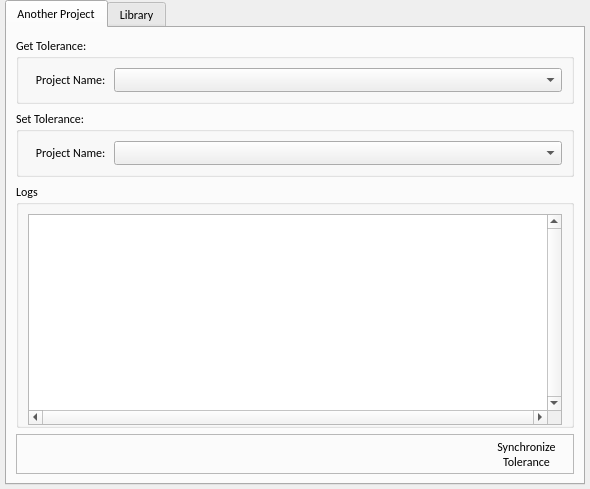
This is gui/main_window.ui in Skorpi86/SPI_Tolerance as Qt 5 draws it before an edit. The edited form follows.
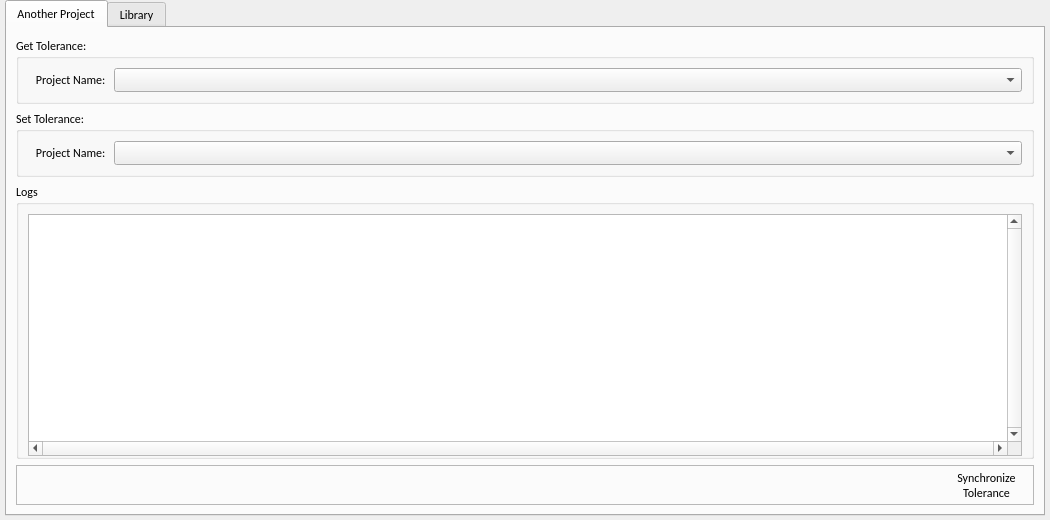
This is the edited form. Icons and pictures are not drawn.

```diff
--- a/gui/main_window.ui
+++ b/gui/main_window.ui
@@ -6,8 +6,8 @@
    <rect>
     <x>0</x>
     <y>0</y>
-    <width>590</width>
-    <height>473</height>
+    <width>1050</width>
+    <height>520</height>
    </rect>
   </property>
   <property name="sizePolicy">
@@ -18,13 +18,13 @@
   </property>
   <property name="minimumSize">
    <size>
-    <width>0</width>
+    <width>1050</width>
     <height>0</height>
    </size>
   </property>
   <property name="maximumSize">
    <size>
-    <width>16777215</width>
+    <width>1050</width>
     <height>16777215</height>
    </size>
   </property>
@@ -192,7 +192,7 @@
              <set>QTextEdit::AutoNone</set>
             </property>
             <property name="lineWrapMode">
-             <enum>QTextEdit::NoWrap</enum>
+             <enum>QTextEdit::WidgetWidth</enum>
             </property>
             <property name="html">
              <string>&lt;!DOCTYPE HTML PUBLIC &quot;-//W3C//DTD HTML 4.0//EN&quot; &quot;http://www.w3.org/TR/REC-html40/strict.dtd&quot;&gt;
```
